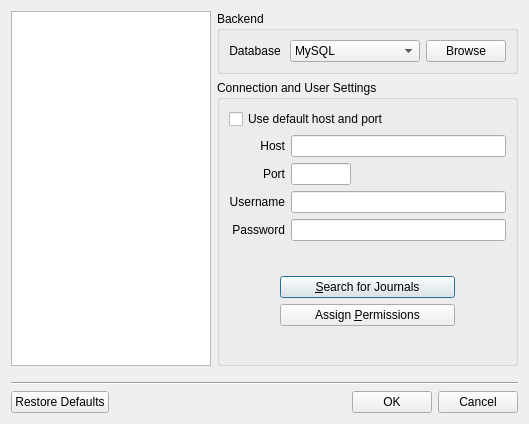
First picture: the form in ui/journalselector.ui, repository pwizard2/robojournal, before the edit.
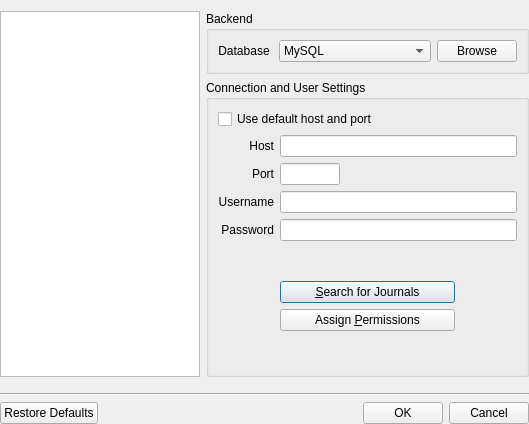
Second picture: the form after the edit. Icons and pictures are not drawn.

Diff of the .ui file:
```diff
--- a/ui/journalselector.ui
+++ b/ui/journalselector.ui
@@ -18,6 +18,15 @@
     <normaloff>:/icons/robojournal.ico</normaloff>:/icons/robojournal.ico</iconset>
   </property>
   <layout class="QVBoxLayout" name="verticalLayout_3">
+   <property name="leftMargin">
+    <number>0</number>
+   </property>
+   <property name="rightMargin">
+    <number>0</number>
+   </property>
+   <property name="bottomMargin">
+    <number>0</number>
+   </property>
    <item>
     <layout class="QHBoxLayout" name="horizontalLayout_2">
      <item>
```
